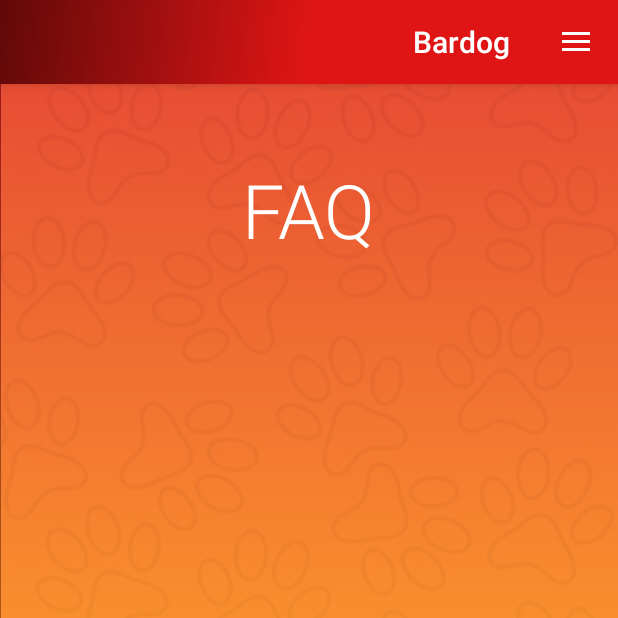
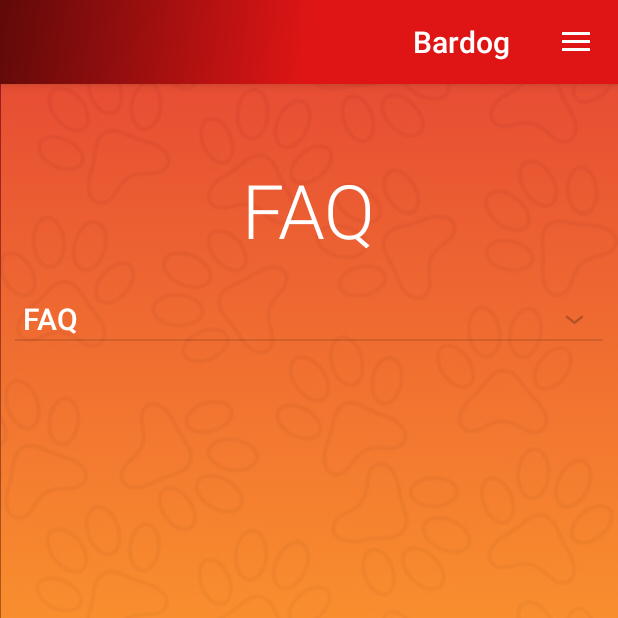
Before and after one commit to nir159/bardog, an Android app: the fragment FaqFragment placed in its activity, on a phone screen of 412 x 824 dp, the top half of it. Run offline under Robolectric (Android 15) with nearby library versions, the phone set to English and light mode, and no system bars; our stand-ins replace Firebase (no records; nobody signed in at launch, a user with empty details on screens opened directly); libraries missing offline, so code that uses them is left out: com.facebook, com.facebook.login.

Commit message:
faq & whoarewe

```diff
--- a/Bardog/app/src/main/java/com/nalamala/bardog/FaqFragment.java
+++ b/Bardog/app/src/main/java/com/nalamala/bardog/FaqFragment.java
@@ -4,16 +4,51 @@ import android.os.Bundle;
 import android.view.LayoutInflater;
 import android.view.View;
 import android.view.ViewGroup;
+import android.widget.ExpandableListAdapter;
+import android.widget.ExpandableListView;
 
 import androidx.annotation.NonNull;
 import androidx.annotation.Nullable;
 import androidx.fragment.app.Fragment;
 
+import java.util.HashMap;
+import java.util.List;
+
 public class FaqFragment extends Fragment {
+
+    ExpandableListView questionList;
+    HashMap<String, String> questionsAnswers;
+    QuestionsListAdapter adapter;
 
     @Nullable
     @Override
     public View onCreateView(@NonNull LayoutInflater inflater, @Nullable ViewGroup container, @Nullable Bundle savedInstanceState) {
         return inflater.inflate(R.layout.fragment_faq, container, false);
     }
+
+    @Override
+    public void onViewCreated(@NonNull View view, @Nullable Bundle savedInstanceState) {
+        super.onViewCreated(view, savedInstanceState);
+
+        // initialize list data
+        questionList = getView().findViewById(R.id.questions_listview);
+        questionsAnswers = new HashMap<>();
+        initListData();
+
+        // set adapter
+        adapter = new QuestionsListAdapter(getContext(), questionsAnswers, questionList);
+        questionList.setAdapter(adapter);
+    }
+
+    private void initListData() {
+        questionsAnswers.put(getString(R.string.q1), getString(R.string.a1));
+        questionsAnswers.put(getString(R.string.q2), getString(R.string.a2));
+        questionsAnswers.put(getString(R.string.q3), getString(R.string.a3));
+        questionsAnswers.put(getString(R.string.q4), getString(R.string.a4));
+        questionsAnswers.put(getString(R.string.q5), getString(R.string.a5));
+        questionsAnswers.put(getString(R.string.q6), getString(R.string.a6));
+        questionsAnswers.put(getString(R.string.q7), getString(R.string.a7));
+        questionsAnswers.put(getString(R.string.q8), getString(R.string.a8));
+        questionsAnswers.put(getString(R.string.q9), getString(R.string.a9));
+    }
 }
--- /dev/null
+++ b/Bardog/app/src/main/java/com/nalamala/bardog/QuestionsListAdapter.java
@@ -0,0 +1,149 @@
+package com.nalamala.bardog;
+
+import android.content.Context;
+import android.database.DataSetObserver;
+import android.view.LayoutInflater;
+import android.view.View;
+import android.view.ViewGroup;
+import android.widget.BaseExpandableListAdapter;
+import android.widget.ExpandableListAdapter;
+import android.widget.ExpandableListView;
+import android.widget.ListView;
+import android.widget.TextView;
+
+import java.util.HashMap;
+import java.util.Map;
+
+public class QuestionsListAdapter implements ExpandableListAdapter {
+
+    Context context;
+    HashMap<String, String> questionsAnswers;
+    LayoutInflater layoutInflater;
+    ExpandableListView questionsListView;
+    int lastExpandedGroupPosition;
+
+    public QuestionsListAdapter(Context con, HashMap<String, String> qaa, ExpandableListView questionsListView) {
+        context = con;
+        questionsAnswers = qaa;
+        layoutInflater = (LayoutInflater) this.context.getSystemService(Context.LAYOUT_INFLATER_SERVICE);
+        this.questionsListView = questionsListView;
+    }
+
+    @Override
+    public void registerDataSetObserver(DataSetObserver observer) {
+
+    }
+
+    @Override
+    public void unregisterDataSetObserver(DataSetObserver observer) {
+
+    }
+
+    @Override
+    public int getGroupCount() {
+        return questionsAnswers.size();
+    }
+
+    @Override
+    public int getChildrenCount(int groupPosition) {
+        return 1;
+    }
+
+    @Override
+    public Object getGroup(int groupPosition) {
+        int i = 0;
+        for (String key : questionsAnswers.keySet()) {
+            if (i == groupPosition) return key;
+            i += 1;
+        }
+        return "";
+    }
+
+    @Override
+    public long getGroupId(int groupPosition) {
+        return groupPosition;
+    }
+
+    @Override
+    public Object getChild(int groupPosition, int childPosition) {
+        int i = 0;
+        for (String value : questionsAnswers.values()) {
+            if (i == groupPosition) return value;
+            i += 1;
+        }
+        return "";
+    }
+
+    @Override
+    public long getChildId(int groupPosition, int childPosition) {
+        return childPosition;
+    }
+
+    @Override
+    public View getGroupView(int groupPosition, boolean isExpanded, View convertView, ViewGroup parent) {
+        String group = (String) getGroup(groupPosition);
+        if (convertView == null) {
+            convertView = layoutInflater.inflate(R.layout.list_group, null);
+        }
+
+        TextView parentTextView = convertView.findViewById(R.id.list_parent);
+        parentTextView.setText(group);
+        return convertView;
+    }
+
+    @Override
+    public View getChildView(int groupPosition, int childPosition, boolean isLastChild, View convertView, ViewGroup parent) {
+        String child = (String) getChild(groupPosition, childPosition);
+        if (convertView == null) {
+            convertView = layoutInflater.inflate(R.layout.list_item, null);
+        }
+
+        TextView parentTextView = convertView.findViewById(R.id.list_item);
+        parentTextView.setText(child);
+        return convertView;
+    }
+
+    @Override
+    public boolean hasStableIds() {
+        return false;
+    }
+
+    @Override
+    public boolean isChildSelectable(int groupPosition, int childPosition) {
+        return false;
+    }
+
+    @Override
+    public boolean areAllItemsEnabled() {
+        return true;
+    }
+
+    @Override
+    public boolean isEmpty() {
+        return false;
+    }
+
+    @Override
+    public void onGroupExpanded(int groupPosition) {
+        if(groupPosition != lastExpandedGroupPosition){
+            questionsListView.collapseGroup(lastExpandedGroupPosition);
+        }
+
+        lastExpandedGroupPosition = groupPosition;
+    }
+
+    @Override
+    public void onGroupCollapsed(int groupPosition) {
+
+    }
+
+    @Override
+    public long getCombinedChildId(long groupId, long childId) {
+        return 0;
+    }
+
+    @Override
+    public long getCombinedGroupId(long groupId) {
+        return 0;
+    }
+}
--- a/Bardog/app/src/main/res/layout/fragment_faq.xml
+++ b/Bardog/app/src/main/res/layout/fragment_faq.xml
@@ -21,6 +21,16 @@
         android:textSize="50sp"
         android:layout_centerHorizontal="true"
         android:layout_marginTop="50dp"
-        android:text="@string/menu_faq" />
+        android:text="@string/faq_title" />
+
+    <ExpandableListView
+        android:layout_width="match_parent"
+        android:layout_height="match_parent"
+        android:layout_below="@id/title"
+        android:layout_marginTop="25dp"
+        android:layout_marginStart="10dp"
+        android:layout_marginEnd="10dp"
+        android:layout_marginBottom="100dp"
+        android:id="@+id/questions_listview"/>
 
 </RelativeLayout>
--- /dev/null
+++ b/Bardog/app/src/main/res/layout/list_group.xml
@@ -0,0 +1,19 @@
+<?xml version="1.0" encoding="utf-8"?>
+<LinearLayout
+    xmlns:android="http://schemas.android.com/apk/res/android"
+    android:layout_width="match_parent"
+    android:layout_height="match_parent">
+
+    <TextView
+        android:layout_width="match_parent"
+        android:layout_height="wrap_content"
+        android:id="@+id/list_parent"
+        android:textSize="20sp"
+        android:textStyle="bold"
+        android:textColor="@color/colorPrimaryLight"
+        android:paddingStart="?android:attr/expandableListPreferredChildPaddingLeft"
+        android:paddingEnd="5dp"
+        />
+
+
+</LinearLayout>
--- a/Bardog/app/src/main/res/values/strings.xml
+++ b/Bardog/app/src/main/res/values/strings.xml
@@ -5,7 +5,7 @@
     <string name="app_name" translatable="false">Bardog</string>
     <string name="main_toolbar_title">Bardog</string>
 
-    <!-- Create Dog Activity -->
+    <!-- Create Dog Fragment -->
     <string name="dog_name_input">Enter dog name…</string>
     <string name="is_vaccinated_input">Is vaccinated?</string>
     <string name="dog_type_input">Dog type</string>
@@ -16,16 +16,42 @@
     <string name="cancel_button">Cancel</string>
     <string name="save_button">Save</string>
 
-    <!-- Home Page Activity -->
-    <string name="add_dog_button">add dog</string>
-    <string name="my_dogs_button">my dogs</string>
-    <string name="home_page_information">For more information, to get help or to suggest new features contact us at: bardog.help@gmail.com</string>
-    <string name="logout_button">logout</string>
-
-    <!-- List Dogs Activity -->
+    <!-- Home Page Fragment -->
     <string name="my_dogs_title">My Dogs</string>
     <string name="no_dogs_textview">No Dogs Created</string>
     <string name="create_now_button">Create Now</string>
+
+    <!-- Settings Fragment -->
+    <string name="settings_title">Settings</string>
+    <string name="change_language_button">Language</string>
+
+    <!-- FAQ Fragment -->
+    <string name="faq_title">FAQ</string>
+
+    <string name="q1">FAQ</string>
+    <string name="a1">FAQ</string>
+    <string name="q2">FAQ</string>
+    <string name="a2">FAQ</string>
+    <string name="q3">FAQ</string>
+    <string name="a3">FAQ</string>
+    <string name="q4">FAQ</string>
+    <string name="a4">FAQ</string>
+    <string name="q5">FAQ</string>
+    <string name="a5">FAQ</string>
+    <string name="q6">FAQ</string>
+    <string name="a6">FAQ</string>
+    <string name="q7">FAQ</string>
+    <string name="a7">FAQ</string>
+    <string name="q8">FAQ</string>
+    <string name="a8">FAQ</string>
+    <string name="q9">FAQ</string>
+    <string name="a9">FAQ</string>
+
+    <!-- WhoAreWe Fragment -->
+    <string name="who_are_we_title">Who Are We</string>
+    <string name="who_are_we_text">
+    BlahBlahBlah...
+    </string>
 
     <!-- Login Activity -->
     <string name="login_title">Login</string>
@@ -46,7 +72,7 @@
     <string name="login_link_button">login</string>
 
     <!-- See Barcode Activity -->
-    <string name="see_barcode_title">YOUR BARCODE</string>
+    <string name="see_barcode_title" translatable="false">YOUR BARCODE</string>
     <string name="go_back_button">back</string>
     <string name="share_button">share</string>
 
@@ -67,32 +93,19 @@
     <string name="connect_to_internet">Try again</string>
     <string name="cancel_internet">Cancel</string>
 
-    <!-- Settings Activity -->
-    <string name="settings_title">Settings</string>
-    <string name="change_language_button">Language</string>
-
-
     <!-- Navigation -->
     <string name="nav_header_title" translatable="false">Bardog</string>
     <string name="nav_header_subtitle" translatable="false">useremail@android.com</string>
+    <string name="navigation_drawer_open" translatable="false">Open navigation drawer</string>
+    <string name="navigation_drawer_close" translatable="false">Close navigation drawer</string>
+    <string name="nav_header_desc" translatable="false">Logo</string>
 
     <string name="menu_home">Home</string>
     <string name="menu_create_dog">Add Dog</string>
     <string name="menu_faq">FAQ</string>
     <string name="menu_who_are_we">Who Are We</string>
-    <string name="menu_terms_and_conditions">Terms and Conditions</string>
     <string name="menu_settings">Settings</string>
-    <string name="menu_user">User</string>
     <string name="menu_logout">Logout</string>
     <string name="menu_share">Share</string>
 
-    <string name="title_activity_test">TestActivity</string>
-    <string name="navigation_drawer_open">Open navigation drawer</string>
-    <string name="navigation_drawer_close">Close navigation drawer</string>
-    <string name="nav_header_desc">Navigation header</string>
-    <string name="action_settings">Settings</string>
-    <string name="title_activity_remove">remove</string>
-    <string name="menu_gallery">Gallery</string>
-    <string name="menu_slideshow">Slideshow</string>
-
 </resources>
```
Also changed, not shown: Bardog/app/build.gradle (+6 -2 lines), Bardog/app/src/main/java/com/nalamala/bardog/WhoAreWeFragment.java (+11 -0 lines), Bardog/app/src/main/res/layout/fragment_who_are_we.xml (+22 -1 lines), Bardog/app/src/main/res/layout/list_item.xml (added, +18 -0 lines), 1 other file.
